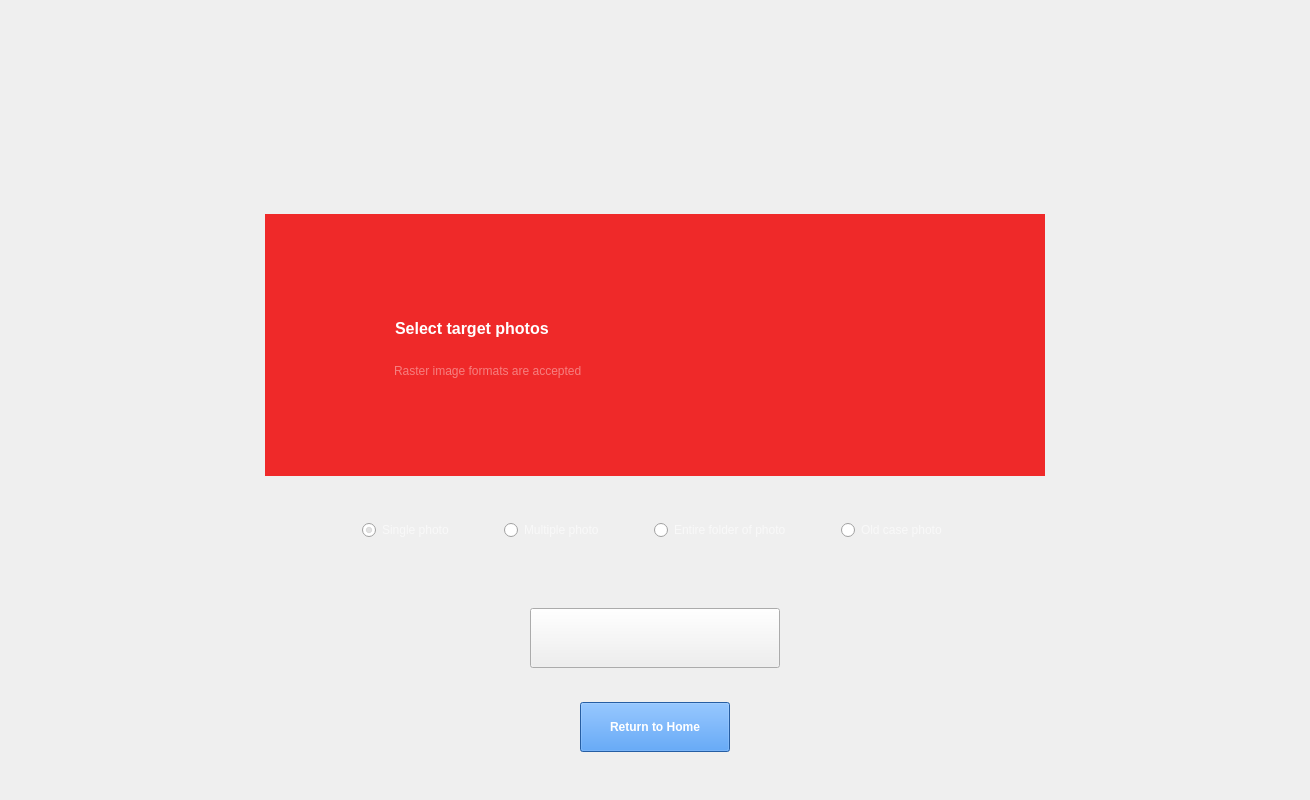
Before: the Qt Designer form UI_Designs/Page_3.ui in pakeeza-ehsan-arhamsoft/CompareFace_Software, drawn with Qt 5.
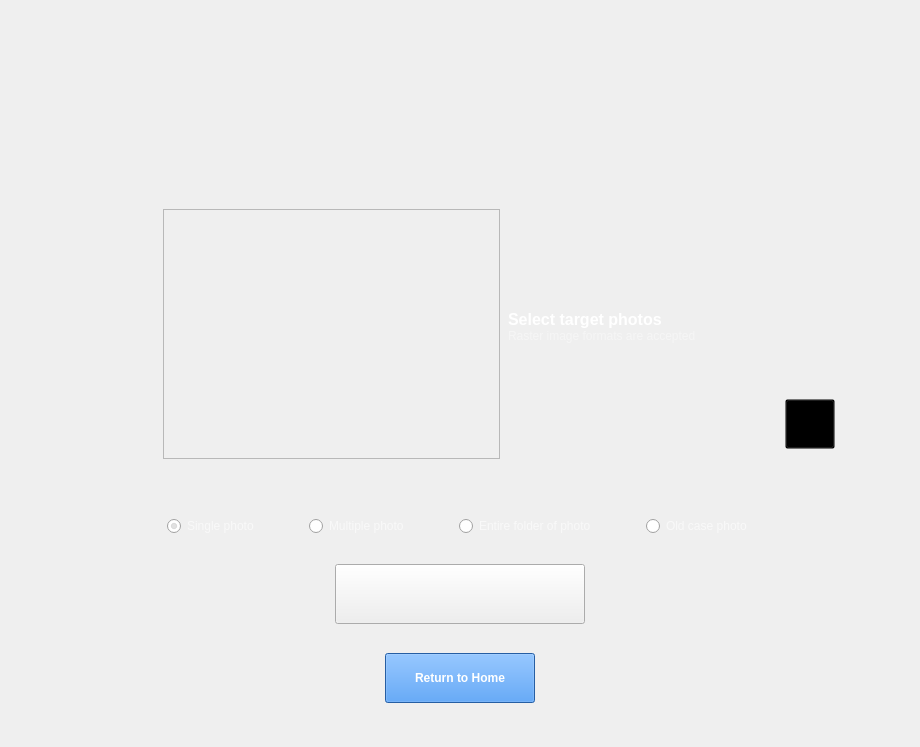
After: the same form once the commit is applied. The open tabs and pages were chosen to show the change. Icons and pictures are not drawn.

Commit message: Page3 Design Changes

What changed in the file:
```diff
--- a/UI_Designs/Page_3.ui
+++ b/UI_Designs/Page_3.ui
@@ -6,8 +6,8 @@
    <rect>
     <x>0</x>
     <y>0</y>
-    <width>1310</width>
-    <height>800</height>
+    <width>920</width>
+    <height>747</height>
    </rect>
   </property>
   <property name="sizePolicy">
@@ -160,12 +160,16 @@
       </property>
      </widget>
     </item>
-    <item alignment="Qt::AlignHCenter|Qt::AlignTop">
+    <item>
      <widget class="QStackedWidget" name="stackedWidget">
+      <property name="maximumSize">
+       <size>
+        <width>16777215</width>
+        <height>300</height>
+       </size>
+      </property>
       <property name="styleSheet">
-       <string notr="true">background-color: transparent;
-margin: 10px;
-</string>
+       <string notr="true"/>
       </property>
       <property name="currentIndex">
        <number>0</number>
@@ -289,10 +293,10 @@
         </sizepolicy>
        </property>
        <layout class="QVBoxLayout" name="verticalLayout_5">
-        <item>
+        <item alignment="Qt::AlignHCenter|Qt::AlignVCenter">
          <widget class="QWidget" name="verticalWidget_3" native="true">
           <property name="sizePolicy">
-           <sizepolicy hsizetype="Minimum" vsizetype="Minimum">
+           <sizepolicy hsizetype="Expanding" vsizetype="Expanding">
             <horstretch>0</horstretch>
             <verstretch>0</verstretch>
            </sizepolicy>
@@ -310,15 +314,24 @@
            <bool>false</bool>
           </property>
           <property name="styleSheet">
-           <string notr="true">background-color: rgb(239, 41, 41);</string>
+           <string notr="true">color: rgb(255, 255, 255);</string>
           </property>
           <layout class="QHBoxLayout" name="horizontalLayout_3">
+           <property name="spacing">
+            <number>3</number>
+           </property>
            <property name="leftMargin">
             <number>20</number>
            </property>
            <property name="topMargin">
+            <number>3</number>
+           </property>
+           <property name="rightMargin">
             <number>20</number>
            </property>
+           <property name="bottomMargin">
+            <number>3</number>
+           </property>
            <item>
             <widget class="QLabel" name="label_8">
              <property name="minimumSize">
@@ -345,6 +358,16 @@
                <height>80</height>
               </size>
              </property>
+             <property name="font">
+              <font>
+               <pointsize>13</pointsize>
+               <weight>75</weight>
+               <bold>true</bold>
+              </font>
+             </property>
+             <property name="styleSheet">
+              <string notr="true">color: rgb(255, 255, 255);</string>
+             </property>
              <property name="text">
               <string/>
              </property>
@@ -357,12 +380,156 @@
             </widget>
            </item>
            <item>
+            <widget class="QScrollArea" name="multiple_images_scroll_area">
+             <property name="sizePolicy">
+              <sizepolicy hsizetype="Expanding" vsizetype="Expanding">
+               <horstretch>0</horstretch>
+               <verstretch>0</verstretch>
+              </sizepolicy>
+             </property>
+             <property name="minimumSize">
+              <size>
+               <width>0</width>
+               <height>250</height>
+              </size>
+             </property>
+             <property name="styleSheet">
+              <string notr="true">QScrollBar:vertical {
+        border: 1px solid #999999;
+        background:white;
+        width:10px;
+        margin: 0px 0px 0px 0px;
+    }
+    QScrollBar::handle:vertical {
+        background: qlineargradient(x1:0, y1:0, x2:1, y2:0,
+        stop: 0 rgb(32, 47, 130), stop: 0.5 rgb(32, 47, 130), stop:1 rgb(32, 47, 130));
+        min-height: 0px;
+    }
+    QScrollBar::add-line:vertical {
+        background: qlineargradient(x1:0, y1:0, x2:1, y2:0,
+        stop: 0 rgb(32, 47, 130), stop: 0.5 rgb(32, 47, 130),  stop:1 rgb(32, 47, 130));
+        height: 0px;
+        subcontrol-position: bottom;
+        subcontrol-origin: margin;
+    }
+    QScrollBar::sub-line:vertical {
+        background: qlineargradient(x1:0, y1:0, x2:1, y2:0,
+        stop: 0  rgb(32, 47, 130), stop: 0.5 rgb(32, 47, 130),  stop:1 rgb(32, 47, 130));
+        height: 0 px;
+        subcontrol-position: top;
+        subcontrol-origin: margin;
+    }</string>
+             </property>
+             <property name="verticalScrollBarPolicy">
+              <enum>Qt::ScrollBarAsNeeded</enum>
+             </property>
+             <property name="sizeAdjustPolicy">
+              <enum>QAbstractScrollArea::AdjustToContents</enum>
+             </property>
+             <property name="widgetResizable">
+              <bool>true</bool>
+             </property>
+             <widget class="QWidget" name="scrollAreaWidgetContents_2">
+              <property name="geometry">
+               <rect>
+                <x>0</x>
+                <y>0</y>
+                <width>335</width>
+                <height>248</height>
+               </rect>
+              </property>
             <layout class="QVBoxLayout" name="verticalLayout_9">
+               <item>
+                <widget class="QLabel" name="multiple_photos_label">
+                 <property name="sizePolicy">
+                  <sizepolicy hsizetype="Expanding" vsizetype="Expanding">
+                   <horstretch>0</horstretch>
+                   <verstretch>0</verstretch>
+                  </sizepolicy>
+                 </property>
+                 <property name="font">
+                  <font>
+                   <pointsize>12</pointsize>
+                   <weight>75</weight>
+                   <bold>true</bold>
+                  </font>
+                 </property>
+                 <property name="text">
+                  <string/>
+                 </property>
+                </widget>
+               </item>
+              </layout>
+             </widget>
+            </widget>
+           </item>
+           <item>
+            <widget class="QWidget" name="target_photos_widget" native="true">
+             <property name="sizePolicy">
+              <sizepolicy hsizetype="Expanding" vsizetype="Expanding">
+               <horstretch>0</horstretch>
+               <verstretch>0</verstretch>
+              </sizepolicy>
+             </property>
+             <layout class="QGridLayout" name="gridLayout">
              <property name="leftMargin">
-              <number>20</number>
-             </property>
-             <item alignment="Qt::AlignLeft|Qt::AlignBottom">
-              <widget class="QLabel" name="label_10">
+               <number>5</number>
+              </property>
+              <property name="topMargin">
+               <number>50</number>
+              </property>
+              <property name="rightMargin">
+               <number>5</number>
+              </property>
+              <property name="bottomMargin">
+               <number>10</number>
+              </property>
+              <property name="spacing">
+               <number>0</number>
+              </property>
+              <item row="2" column="2">
+               <widget class="QPushButton" name="photos_upload_button">
+                <property name="sizePolicy">
+                 <sizepolicy hsizetype="Ignored" vsizetype="Ignored">
+                  <horstretch>0</horstretch>
+                  <verstretch>0</verstretch>
+                 </sizepolicy>
+                </property>
+                <property name="minimumSize">
+                 <size>
+                  <width>50</width>
+                  <height>50</height>
+                 </size>
+                </property>
+                <property name="maximumSize">
+                 <size>
+                  <width>50</width>
+                  <height>50</height>
+                 </size>
+                </property>
+                <property name="cursor">
+                 <cursorShape>PointingHandCursor</cursorShape>
+                </property>
+                <property name="styleSheet">
+                 <string notr="true">background-color: transparent;</string>
+                </property>
+                <property name="text">
+                 <string/>
+                </property>
+                <property name="icon">
+                 <iconset resource="../images/images.qrc">
+                  <normaloff>:/newPrefix/Icon -upload.png</normaloff>:/newPrefix/Icon -upload.png</iconset>
+                </property>
+                <property name="iconSize">
+                 <size>
+                  <width>70</width>
+                  <height>70</height>
+                 </size>
+                </property>
+               </widget>
+              </item>
+              <item row="0" column="1" alignment="Qt::AlignLeft|Qt::AlignBottom">
+               <widget class="QLabel" name="target_label">
                <property name="font">
                 <font>
                  <pointsize>12</pointsize>
@@ -378,8 +545,8 @@
                </property>
               </widget>
              </item>
-             <item alignment="Qt::AlignLeft|Qt::AlignTop">
-              <widget class="QLabel" name="label_11">
+              <item row="1" column="1" alignment="Qt::AlignLeft|Qt::AlignTop">
+               <widget class="QLabel" name="raster_label">
                <property name="styleSheet">
                 <string notr="true">color: rgba(255, 255, 255, 0.4);</string>
                </property>
@@ -389,6 +556,7 @@
               </widget>
              </item>
             </layout>
+            </widget>
            </item>
           </layout>
          </widget>
@@ -541,7 +709,7 @@
       </widget>
      </widget>
     </item>
-    <item alignment="Qt::AlignHCenter|Qt::AlignTop">
+    <item>
      <widget class="QWidget" name="widget_2" native="true">
       <property name="sizePolicy">
        <sizepolicy hsizetype="Ignored" vsizetype="Ignored">
```
Left out of the diff: 277 changed lines with no effect on the pictures. Lines whose indentation alone changed are shown as unchanged. The commit also changes 5522 other files.
